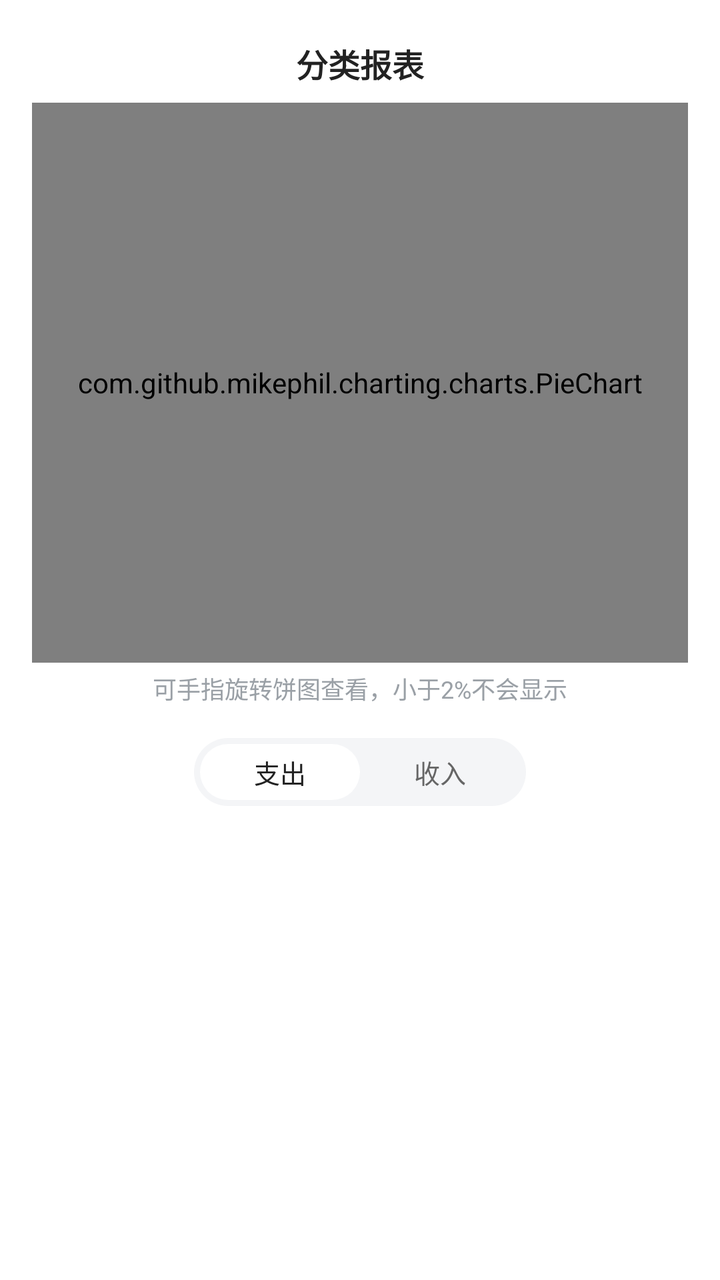
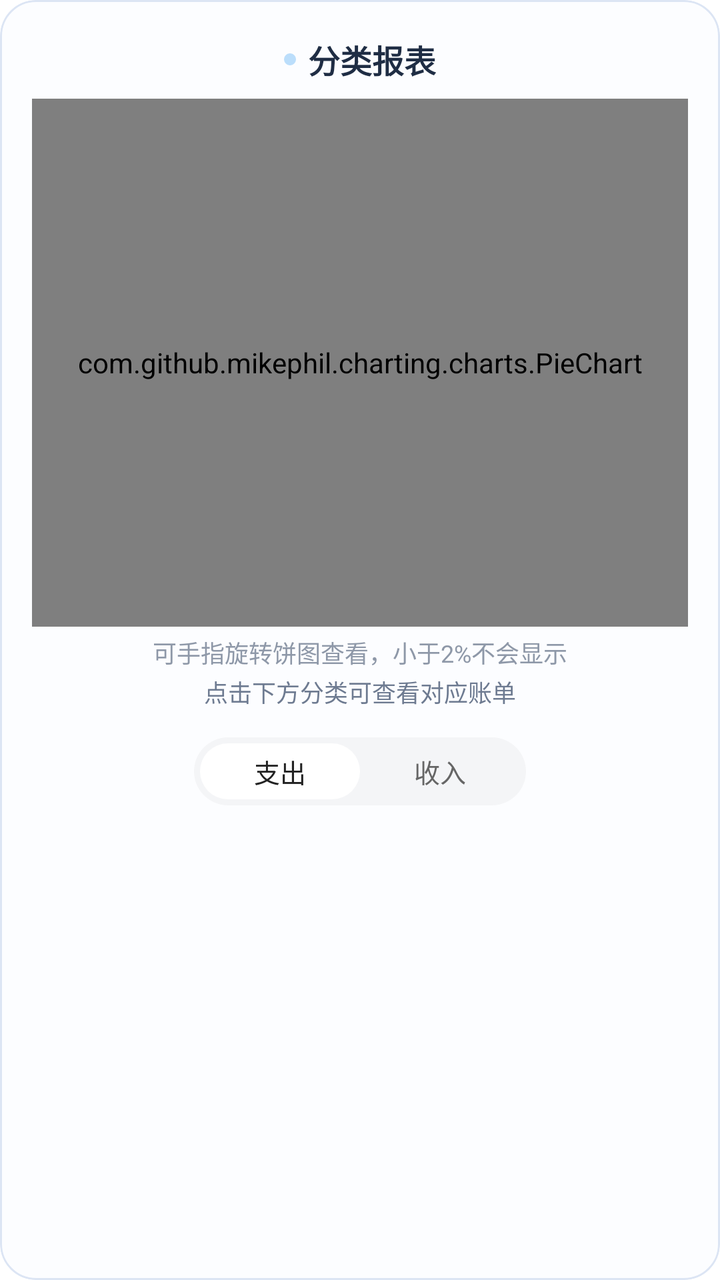

An Android layout rendered at two revisions. The XML below is the earlier revision; the diff shows what the commit changed to produce the second picture.
<!-- AndroidManifest.xml: application theme Theme.FlipAccounting -->
<!-- res/layout/card_stats_category_report.xml -->
<?xml version="1.0" encoding="utf-8"?>
<androidx.cardview.widget.CardView xmlns:android="http://schemas.android.com/apk/res/android"
    xmlns:app="http://schemas.android.com/apk/res-auto"
    android:layout_width="match_parent"
    android:layout_height="wrap_content"
    android:layout_marginHorizontal="8dp"
    android:layout_marginTop="18dp"
    app:cardBackgroundColor="#FFFFFF"
    app:cardCornerRadius="16dp"
    app:cardElevation="0dp">

    <LinearLayout
        android:layout_width="match_parent"
        android:layout_height="wrap_content"
        android:orientation="vertical"
        android:paddingHorizontal="16dp"
        android:paddingVertical="20dp">

        <TextView
            android:layout_width="match_parent"
            android:layout_height="wrap_content"
            android:gravity="center"
            android:text="分类报表"
            android:textColor="#222222"
            android:textSize="@dimen/text_size_16"
            android:textStyle="bold" />

        <com.github.mikephil.charting.charts.PieChart
            android:id="@+id/pie_chart"
            android:layout_width="match_parent"
            android:layout_height="280dp"
            android:layout_marginTop="8dp" />

        <TextView
            android:layout_width="match_parent"
            android:layout_height="wrap_content"
            android:layout_marginTop="4dp"
            android:gravity="center"
            android:text="可手指旋转饼图查看，小于2%不会显示"
            android:textColor="#9AA0A6"
            android:textSize="@dimen/text_size_12" />

        <LinearLayout
            android:layout_width="wrap_content"
            android:layout_height="34dp"
            android:layout_gravity="center_horizontal"
            android:layout_marginTop="16dp"
            android:layout_marginBottom="12dp"
            android:background="@drawable/bg_segmented_container"
            android:orientation="horizontal"
            android:padding="3dp">

            <TextView
                android:id="@+id/btn_category_expense"
                android:layout_width="wrap_content"
                android:layout_height="match_parent"
                android:background="@drawable/bg_segmented_selected"
                android:gravity="center"
                android:minWidth="80dp"
                android:paddingHorizontal="16dp"
                android:text="支出"
                android:textColor="#222222"
                android:textSize="@dimen/text_size_13" />

            <TextView
                android:id="@+id/btn_category_income"
                android:layout_width="wrap_content"
                android:layout_height="match_parent"
                android:gravity="center"
                android:minWidth="80dp"
                android:paddingHorizontal="16dp"
                android:text="收入"
                android:textColor="#666666"
                android:textSize="@dimen/text_size_13" />
        </LinearLayout>

        <androidx.recyclerview.widget.RecyclerView
            android:id="@+id/rv_category_list"
            android:layout_width="match_parent"
            android:layout_height="wrap_content" />
    </LinearLayout>
</androidx.cardview.widget.CardView>
<!-- resources referenced by this layout -->
<resources>
  <dimen name="text_size_12">12sp</dimen>
  <dimen name="text_size_13">13sp</dimen>
  <dimen name="text_size_16">16sp</dimen>
  <!-- drawable bg_segmented_container (drawable) -->
  <?xml version="1.0" encoding="utf-8"?>
  <shape xmlns:android="http://schemas.android.com/apk/res/android">
      <solid android:color="#F4F5F7" />
      <corners android:radius="18dp" />
  </shape>
  <!-- drawable bg_segmented_selected (drawable) -->
  <?xml version="1.0" encoding="utf-8"?>
  <shape xmlns:android="http://schemas.android.com/apk/res/android">
      <solid android:color="#FFFFFF" />
      <corners android:radius="16dp" />
  </shape>
  <style name="Theme.FlipAccounting" parent="Theme.MaterialComponents.DayNight.NoActionBar">
          
          <item name="colorPrimary">#5C6BC0</item>
          <item name="colorPrimaryVariant">#3F51B5</item>
          <item name="colorOnPrimary">#FFFFFF</item>
          
          <item name="colorSecondary">#FF4081</item>
          <item name="colorSecondaryVariant">#F50057</item>
          <item name="colorOnSecondary">#FFFFFF</item>
  
          
          <item name="android:statusBarColor">#F5F7FA</item>
          <item name="android:windowLightStatusBar">true</item>
      </style>
</resources>

<!-- the commit's change to res/layout/card_stats_category_report.xml (unified diff, before → after) -->
@@ -1,34 +1,49 @@
 <?xml version="1.0" encoding="utf-8"?>
-<androidx.cardview.widget.CardView xmlns:android="http://schemas.android.com/apk/res/android"
+<com.google.android.material.card.MaterialCardView xmlns:android="http://schemas.android.com/apk/res/android"
     xmlns:app="http://schemas.android.com/apk/res-auto"
     android:layout_width="match_parent"
     android:layout_height="wrap_content"
-    android:layout_marginHorizontal="8dp"
-    android:layout_marginTop="18dp"
-    app:cardBackgroundColor="#FFFFFF"
-    app:cardCornerRadius="16dp"
-    app:cardElevation="0dp">
+    android:layout_marginHorizontal="16dp"
+    android:layout_marginTop="14dp"
+    app:cardBackgroundColor="#FCFDFF"
+    app:cardCornerRadius="18dp"
+    app:cardElevation="0dp"
+    app:strokeColor="#DCE5F4"
+    app:strokeWidth="1dp">
 
     <LinearLayout
         android:layout_width="match_parent"
         android:layout_height="wrap_content"
         android:orientation="vertical"
         android:paddingHorizontal="16dp"
-        android:paddingVertical="20dp">
+        android:paddingTop="18dp"
+        android:paddingBottom="14dp">
 
-        <TextView
+        <LinearLayout
             android:layout_width="match_parent"
             android:layout_height="wrap_content"
             android:gravity="center"
-            android:text="分类报表"
-            android:textColor="#222222"
-            android:textSize="@dimen/text_size_16"
-            android:textStyle="bold" />
+            android:orientation="horizontal">
+
+            <View
+                android:layout_width="6dp"
+                android:layout_height="6dp"
+                android:background="@drawable/shape_circle_blue_light" />
+
+            <TextView
+                android:layout_width="wrap_content"
+                android:layout_height="wrap_content"
+                android:layout_marginStart="6dp"
+                android:text="分类报表"
+                android:textColor="#1F2D44"
+                android:textSize="@dimen/text_size_16"
+                android:textStyle="bold" />
+        </LinearLayout>
 
         <com.github.mikephil.charting.charts.PieChart
             android:id="@+id/pie_chart"
             android:layout_width="match_parent"
-            android:layout_height="280dp"
+            android:layout_height="264dp"
             android:layout_marginTop="8dp" />
 
         <TextView
@@ -37,14 +52,23 @@
             android:layout_marginTop="4dp"
             android:gravity="center"
             android:text="可手指旋转饼图查看，小于2%不会显示"
-            android:textColor="#9AA0A6"
+            android:textColor="#8E98A8"
+            android:textSize="@dimen/text_size_12" />
+
+        <TextView
+            android:layout_width="match_parent"
+            android:layout_height="wrap_content"
+            android:layout_marginTop="2dp"
+            android:gravity="center"
+            android:text="点击下方分类可查看对应账单"
+            android:textColor="#6E7B91"
             android:textSize="@dimen/text_size_12" />
 
         <LinearLayout
             android:layout_width="wrap_content"
             android:layout_height="34dp"
             android:layout_gravity="center_horizontal"
-            android:layout_marginTop="16dp"
+            android:layout_marginTop="14dp"
             android:layout_marginBottom="12dp"
             android:background="@drawable/bg_segmented_container"
             android:orientation="horizontal"
@@ -79,4 +103,4 @@
             android:layout_width="match_parent"
             android:layout_height="wrap_content" />
     </LinearLayout>
-</androidx.cardview.widget.CardView>
+</com.google.android.material.card.MaterialCardView>
<!-- resource entries referenced after the edit -->
@@ -15,6 +15,11 @@
       <solid android:color="#FFFFFF" />
       <corners android:radius="16dp" />
   </shape>
+  <!-- drawable shape_circle_blue_light (drawable) -->
+  <?xml version="1.0" encoding="utf-8"?>
+  <shape xmlns:android="http://schemas.android.com/apk/res/android"
+      android:shape="oval">
+      <solid android:color="#BBDEFB" /> </shape>
   <style name="Theme.FlipAccounting" parent="Theme.MaterialComponents.DayNight.NoActionBar">
           
           <item name="colorPrimary">#5C6BC0</item>
